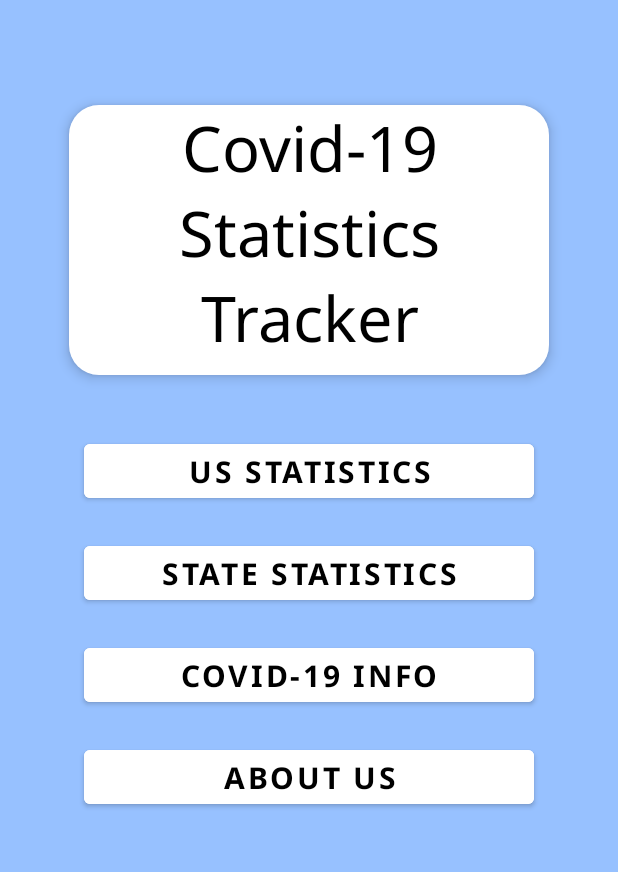
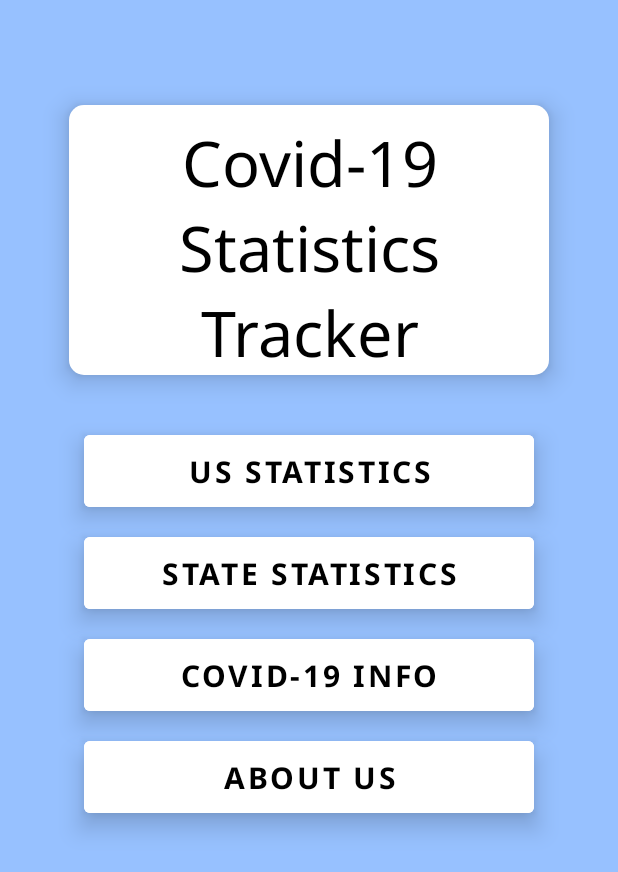
Before and after one commit to Hikaru5/CovidApp, an Android app: the screen it shows after launch (MainActivity), on a phone screen of 412 x 824 dp. Shown: the top 872 px of the screen. Run offline under Robolectric (Android 15) with nearby library versions, the phone set to English and light mode, and no system bars.

Commit message:
Added drop shadows and sorted out weird behaviour from buttons not wanting to have custom drop shadows

```diff
--- a/app/src/main/res/drawable/rounded_corner.xml
+++ b/app/src/main/res/drawable/rounded_corner.xml
@@ -2,6 +2,6 @@
 <shape xmlns:android="http://schemas.android.com/apk/res/android" >
     <solid android:color="@color/white"/>
     <corners
-        android:radius="20dp"
+        android:radius="10dp"
         />
 </shape>
--- a/app/src/main/res/layout/activity_about_us.xml
+++ b/app/src/main/res/layout/activity_about_us.xml
@@ -28,6 +28,8 @@
         android:layout_height="74dp"
         android:layout_gravity="center_horizontal"
         android:layout_marginTop="10dp"
+        android:backgroundTint="#FFFFFF"
+        android:elevation="10dp"
         android:fontFamily="sans-serif-condensed-light"
         android:paddingBottom="8dp"
         android:text="About Us"
@@ -38,6 +40,7 @@
 
     <TextView
         android:id="@+id/tvAboutUs"
+        android:elevation="10dp"
         android:layout_width="335dp"
         android:layout_height="208dp"
         android:layout_gravity="center_horizontal"
@@ -57,7 +60,7 @@
         android:layout_width="wrap_content"
         android:layout_height="326dp"
         android:paddingTop="20dp"
-        app:srcCompat="@drawable/group" />
+         />
 
 
 </LinearLayout>
--- a/app/src/main/res/layout/activity_country_stats.xml
+++ b/app/src/main/res/layout/activity_country_stats.xml
@@ -20,6 +20,7 @@
 
     <TextView
         android:id="@+id/tvSpecificStateStatsTitle"
+        android:elevation="10dp"
         android:layout_width="320dp"
         android:layout_height="wrap_content"
         android:layout_gravity="center_horizontal"
--- a/app/src/main/res/layout/activity_covid_info.xml
+++ b/app/src/main/res/layout/activity_covid_info.xml
@@ -34,6 +34,7 @@
 
     <TextView
         android:id="@+id/tvCovidInfo"
+        android:elevation="10dp"
         android:layout_width="320dp"
         android:layout_height="wrap_content"
         android:layout_gravity="center_horizontal"
--- a/app/src/main/res/layout/activity_main.xml
+++ b/app/src/main/res/layout/activity_main.xml
@@ -1,14 +1,12 @@
 <?xml version="1.0" encoding="utf-8"?>
-<LinearLayout
-    xmlns:android="http://schemas.android.com/apk/res/android"
+<LinearLayout xmlns:android="http://schemas.android.com/apk/res/android"
     xmlns:app="http://schemas.android.com/apk/res-auto"
     xmlns:tools="http://schemas.android.com/tools"
     android:layout_width="match_parent"
     android:layout_height="match_parent"
-    tools:context=".MainActivity"
     android:background="#97C1FF"
     android:orientation="vertical"
-    >
+    tools:context=".MainActivity">
 
     <TextView
         android:id="@+id/tvTitle"
@@ -18,15 +16,17 @@
         android:layout_marginTop="70dp"
         android:background="@drawable/rounded_corner"
         android:backgroundTint="#FFFFFF"
+        android:elevation="10dp"
         android:fontFamily="@font/noto_sans"
+        android:padding="10dp"
         android:text="Covid-19 Statistics Tracker"
         android:textAlignment="center"
         android:textColor="#000000"
-        android:elevation="5dp"
         android:textSize="42sp" />
 
     <Button
         android:id="@+id/btnCountryStats"
+        style="@style/WhiteButton"
         android:layout_width="300dp"
         android:layout_height="wrap_content"
         android:layout_alignParentStart="true"
@@ -41,6 +41,7 @@
 
     <Button
         android:id="@+id/btnStateStats"
+        style="@style/WhiteButton"
         android:layout_width="300dp"
         android:layout_height="wrap_content"
         android:layout_alignParentStart="true"
@@ -55,6 +56,7 @@
 
     <Button
         android:id="@+id/btnCovidInfo"
+        style="@style/WhiteButton"
         android:layout_width="300dp"
         android:layout_height="wrap_content"
         android:layout_alignParentStart="true"
@@ -69,6 +71,7 @@
 
     <Button
         android:id="@+id/btnAboutUs"
+        style="@style/WhiteButton"
         android:layout_width="300dp"
         android:layout_height="wrap_content"
         android:layout_alignParentStart="true"
--- a/app/src/main/res/layout/activity_specific_state_stats.xml
+++ b/app/src/main/res/layout/activity_specific_state_stats.xml
@@ -20,6 +20,7 @@
 
     <TextView
         android:id="@+id/tvSpecificStateStatsTitle"
+        android:elevation="10dp"
         android:layout_width="320dp"
         android:layout_height="wrap_content"
         android:layout_gravity="center_horizontal"
--- a/app/src/main/res/layout/item_double_stat.xml
+++ b/app/src/main/res/layout/item_double_stat.xml
@@ -20,6 +20,7 @@
 
     <TextView
         android:id="@+id/tvStat1"
+        android:elevation="10dp"
         android:layout_width="150dp"
         android:layout_height="wrap_content"
         android:layout_below="@+id/tvStatTitle1"
@@ -34,6 +35,7 @@
 
     <TextView
         android:id="@+id/tvStat2"
+        android:elevation="10dp"
         android:layout_width="150dp"
         android:layout_height="wrap_content"
         android:layout_below="@+id/tvStatTitle2"
--- a/app/src/main/res/layout/item_state.xml
+++ b/app/src/main/res/layout/item_state.xml
@@ -21,6 +21,7 @@
 
     <View
         android:id="@+id/tvStateInfoContainer"
+        android:elevation="10dp"
         android:layout_width="320dp"
         android:layout_height="160dp"
         android:layout_below="@+id/tvStateTitle"
--- a/app/src/main/res/values/themes.xml
+++ b/app/src/main/res/values/themes.xml
@@ -13,4 +13,17 @@
         <item name="android:statusBarColor" tools:targetApi="l">?attr/colorPrimaryVariant</item>
         <!-- Customize your theme here. -->
     </style>
+    <style name="WhiteButton" parent="">
+        <item name="colorButtonNormal">@color/white</item>
+        <item name="colorControlHighlight">@color/white</item>
+        <item name="background">@drawable/rounded_corner</item>
+        <item name="android:elevation">10dp</item>
+        <item name="minHeight">0dp</item>
+        <item name="minWidth">0dp</item>
+        <item name="android:insetTop">0dp</item>
+        <item name="android:insetBottom">0dp</item>
+        <item name="android:outlineProvider">bounds</item>
+        <item name="android:stateListAnimator">@null</item>
+        <item name="android:radius">10dp</item>
+    </style>
 </resources>
```
Also changed, not shown: 22 other files.
